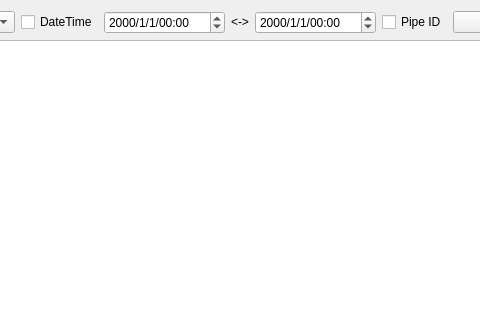
binnary/BSCJZ8, file ui/disassaydata.ui: the form before one commit; both pictures show x 151 to 631 and y 0 to 320 of the 1050 by 527 pixel window.
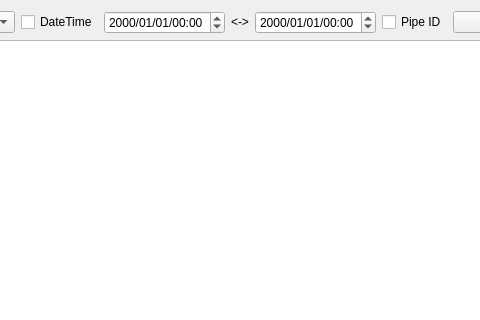
The form after the commit.

Patch:
```diff
--- a/ui/disassaydata.ui
+++ b/ui/disassaydata.ui
@@ -36,7 +36,7 @@
      <item>
       <widget class="QDateTimeEdit" name="dateTimeEdit_Start">
        <property name="displayFormat">
-        <string>yyyy/M/d/hh:mm</string>
+        <string>yyyy/MM/dd/hh:mm</string>
        </property>
       </widget>
      </item>
@@ -50,7 +50,7 @@
      <item>
       <widget class="QDateTimeEdit" name="dateTimeEdit_End">
        <property name="displayFormat">
-        <string>yyyy/M/d/hh:mm</string>
+        <string>yyyy/MM/dd/hh:mm</string>
        </property>
       </widget>
      </item>
```
